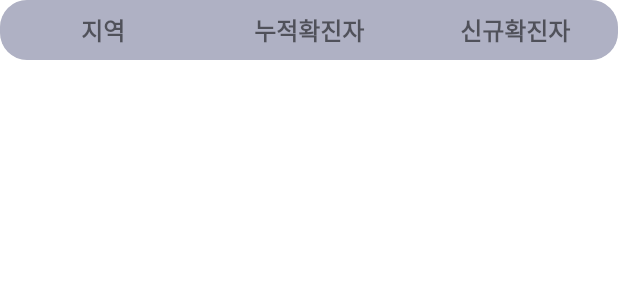
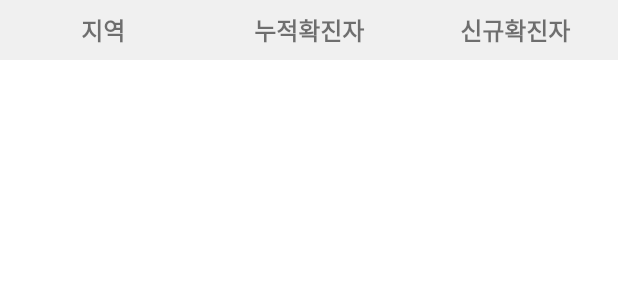
Before and after one commit to wo9374/Kovid, an Android app: the layout area_viewpager_item.xml on its own in the app's theme, with its tools: preview values and no code run, on a phone screen of 412 x 824 dp. Shown: the top 300 px of the screen. Run offline under Robolectric (Android 15) with nearby library versions, the phone set to English and light mode, and no system bars; plain views replace EpoxyRecyclerView.

```diff
--- a/app/src/main/java/com/project/kovid/function/home/ViewPagerAdapter.kt
+++ b/app/src/main/java/com/project/kovid/function/home/ViewPagerAdapter.kt
@@ -1,6 +1,7 @@
 package com.project.kovid.function.home
 
 import android.view.LayoutInflater
+import android.view.View
 import android.view.ViewGroup
 import androidx.databinding.DataBindingUtil
 import androidx.recyclerview.widget.DividerItemDecoration
@@ -42,5 +43,9 @@ class ViewHolderPage(val binding: AreaViewpagerItemBinding) : RecyclerView.ViewH
                 }
             }
         }
+        binding.constraint.apply {
+            measure(View.MeasureSpec.UNSPECIFIED, View.MeasureSpec.UNSPECIFIED)
+            clipToOutline= true
+        }
     }
 }
--- a/app/src/main/res/layout/area_viewpager_item.xml
+++ b/app/src/main/res/layout/area_viewpager_item.xml
@@ -12,14 +12,13 @@
             android:layout_width="match_parent"
             android:layout_height="wrap_content"
             android:background="@drawable/bg_coner_round"
-            android:clipToOutline="true"
             app:layout_constraintTop_toTopOf="parent">
 
             <TextView
                 android:id="@+id/area_country"
                 android:layout_width="0dp"
                 android:layout_height="wrap_content"
-                android:background="@color/day_night_area_decide_bg"
+                android:background="@color/widjet_bg_color"
                 android:gravity="center"
                 android:paddingVertical="8dp"
                 android:text="@string/country"
@@ -33,7 +32,7 @@
                 android:id="@+id/area_total_case"
                 android:layout_width="0dp"
                 android:layout_height="wrap_content"
-                android:background="@color/day_night_area_decide_bg"
+                android:background="@color/widjet_bg_color"
                 android:gravity="center"
                 android:paddingVertical="8dp"
                 android:text="@string/accumulate_deice"
@@ -48,7 +47,7 @@
                 android:id="@+id/area_new_case"
                 android:layout_width="0dp"
                 android:layout_height="wrap_content"
-                android:background="@color/day_night_area_decide_bg"
+                android:background="@color/widjet_bg_color"
                 android:gravity="center"
                 android:paddingVertical="8dp"
                 android:text="@string/new_decide"
--- a/app/src/main/res/layout/fragment_home.xml
+++ b/app/src/main/res/layout/fragment_home.xml
@@ -14,6 +14,7 @@
         android:id="@+id/home_nested_scroll"
         android:layout_width="match_parent"
         android:layout_height="match_parent"
+        android:overScrollMode="never"
         android:paddingHorizontal="8dp"
         tools:context=".function.home.HomeFragment">
 
@@ -136,9 +137,9 @@
                 android:id="@+id/area_view_pager"
                 android:layout_width="match_parent"
                 android:layout_height="wrap_content"
-                android:paddingVertical="12dp"
                 android:nestedScrollingEnabled="false"
                 android:orientation="horizontal"
+                android:paddingVertical="12dp"
                 app:layout_constraintTop_toBottomOf="@+id/worm_dots_indicator" />
         </androidx.constraintlayout.widget.ConstraintLayout>
 
```
Also changed, not shown: app/src/main/java/com/project/kovid/MainActivity.kt (+11 -0 lines), app/src/main/java/com/project/kovid/function/home/HomeFragment.kt (+6 -2 lines), app/src/main/java/com/project/kovid/function/home/HomeViewModel.kt (+7 -4 lines).
